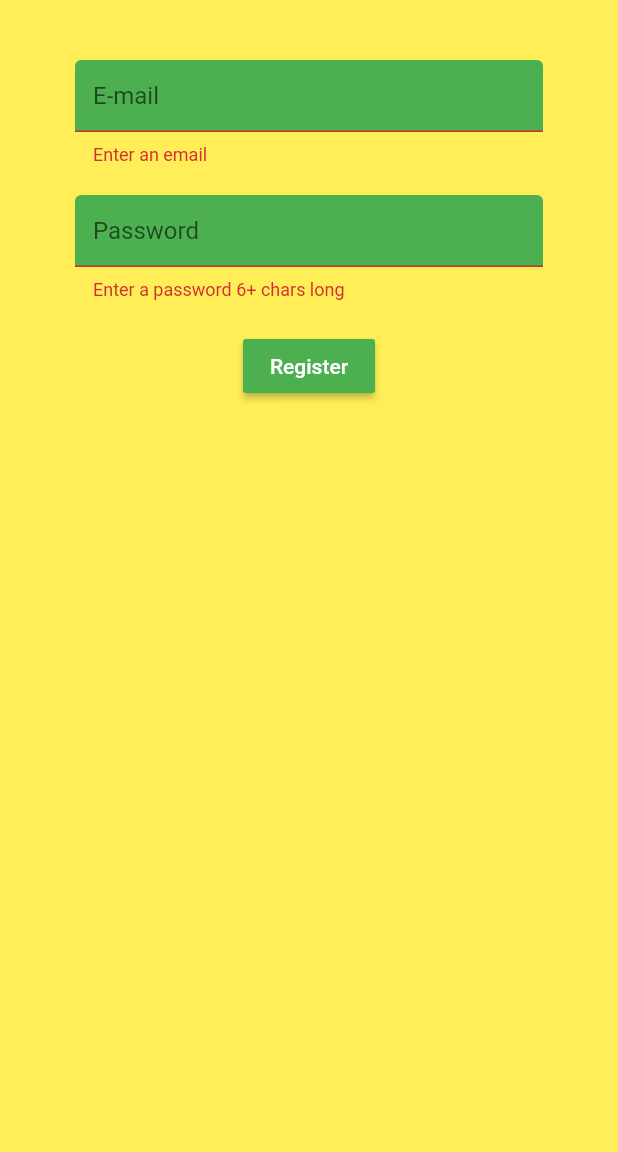
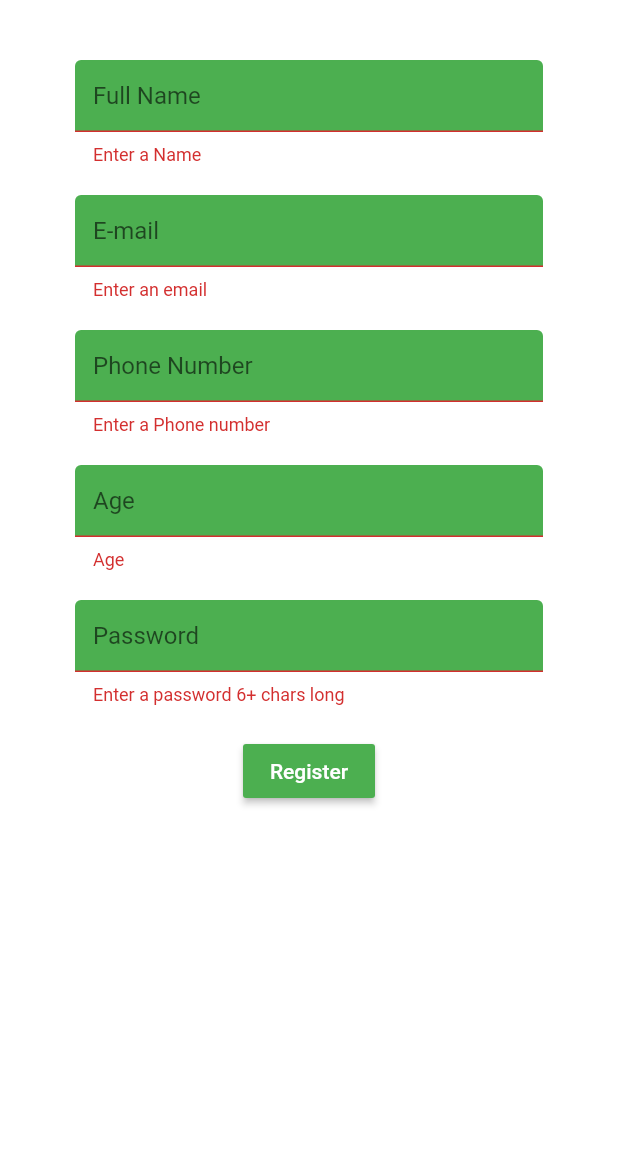
Before and after one commit to Anekant-Jain/id_master, a Flutter app: the Register screen opened directly, after a tap on "Register", on a phone screen of 412 x 824 dp, the part 84-1236 px from its top. Run offline on Flutter 3.47's test engine with Material 2 defaults, Android fonts, the phone set to English and light mode, and no system bars; our stand-ins replace firebase_auth; accounts and stored records are empty.

Commit message:
Name sort

```diff
--- a/lib/screens/authenticate/register.dart
+++ b/lib/screens/authenticate/register.dart
@@ -8,23 +8,26 @@ class Register extends StatefulWidget {
   Register({ this.toggleView });
 
   @override
-  _RegisterState createState() => _RegisterState();
+  RegisterState createState() => RegisterState();
 }
 
-class _RegisterState extends State<Register> {
-
+class RegisterState extends State<Register> {
+  final myController = TextEditingController();
   final AuthService _auth = AuthService();
   final _formKey = GlobalKey<FormState>();
   String error = '';
 
   // text field state
-  String email = '';
+  static String email = '';
   String password = '';
+  static String fullname = '';
+  static String phone = '';
+  static String age = '';
 
   @override
   Widget build(BuildContext context) {
     return Scaffold(
-      backgroundColor: Colors.yellow[400],
+      backgroundColor: Colors.white,
       appBar: AppBar(
         backgroundColor: Colors.green[500],
         elevation: 0.0,
@@ -45,10 +48,35 @@ class _RegisterState extends State<Register> {
             children: <Widget>[
               SizedBox(height: 20.0),
               TextFormField(
+                controller: myController,
+                decoration: textInputDecoration.copyWith(hintText: 'Full Name'),
+                validator: (val) => val.isEmpty ? 'Enter a Name' : null,
+                onChanged: (val) {
+                  setState(() => fullname = val);
+                },
+              ),
+              SizedBox(height: 20.0),
+              TextFormField(
                 decoration: textInputDecoration.copyWith(hintText: 'E-mail'),
                 validator: (val) => val.isEmpty ? 'Enter an email' : null,
                 onChanged: (val) {
                   setState(() => email = val);
+                },
+              ),
+              SizedBox(height: 20.0),
+              TextFormField(
+                decoration: textInputDecoration.copyWith(hintText: 'Phone Number'),
+                validator: (val) => val.isEmpty ? 'Enter a Phone number' : null,
+                onChanged: (val) {
+                  setState(() => phone = val);
+                },
+              ),
+              SizedBox(height: 20.0),
+              TextFormField(
+                decoration: textInputDecoration.copyWith(hintText: 'Age'),
+                validator: (val) => val.isEmpty ? 'Age' : null,
+                onChanged: (val) {
+                  setState(() => age = val);
                 },
               ),
               SizedBox(height: 20.0),
--- a/lib/screens/authenticate/sign_in.dart
+++ b/lib/screens/authenticate/sign_in.dart
@@ -2,6 +2,7 @@ import 'package:flutter/material.dart';
 import 'package:id_master/services/auth.dart';
 import 'package:id_master/shared/box.dart';
 import 'package:firebase_auth/firebase_auth.dart';
+import 'package:id_master/shared/constants.dart';
 
 class SignIn extends StatefulWidget {
 
```
Also changed, not shown: lib/screens/home/home.dart (+11 -4 lines).
